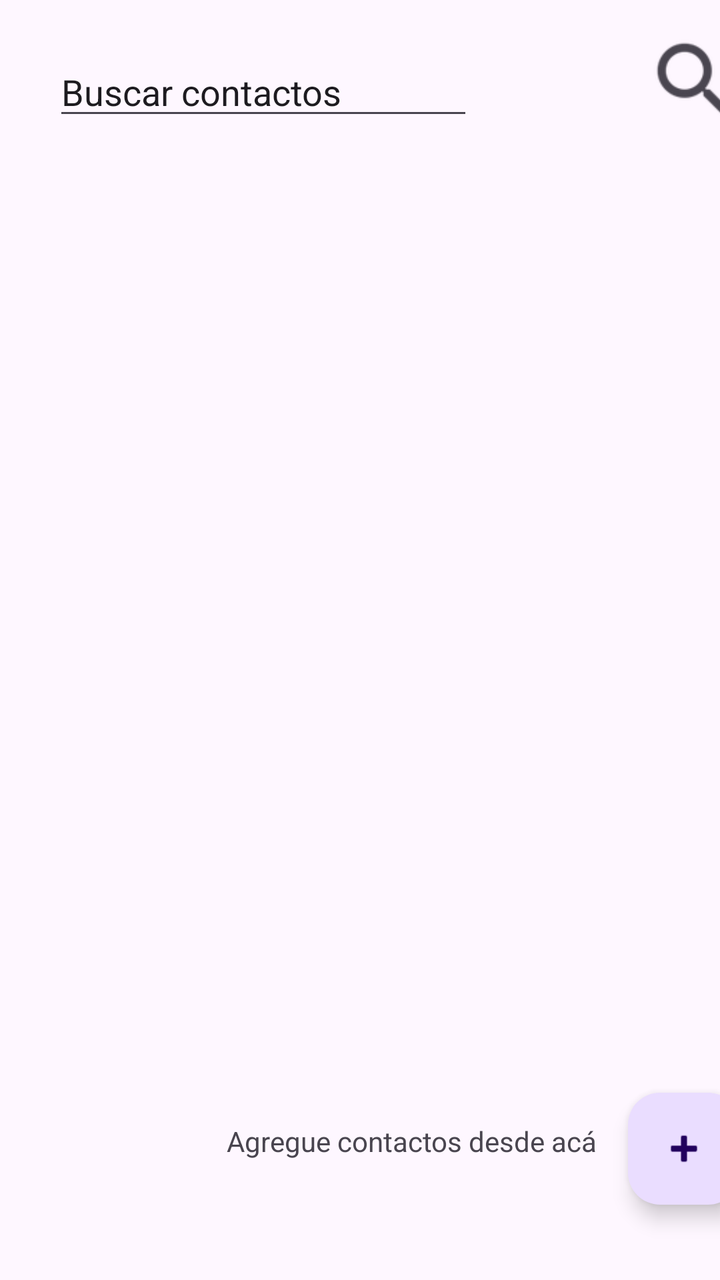
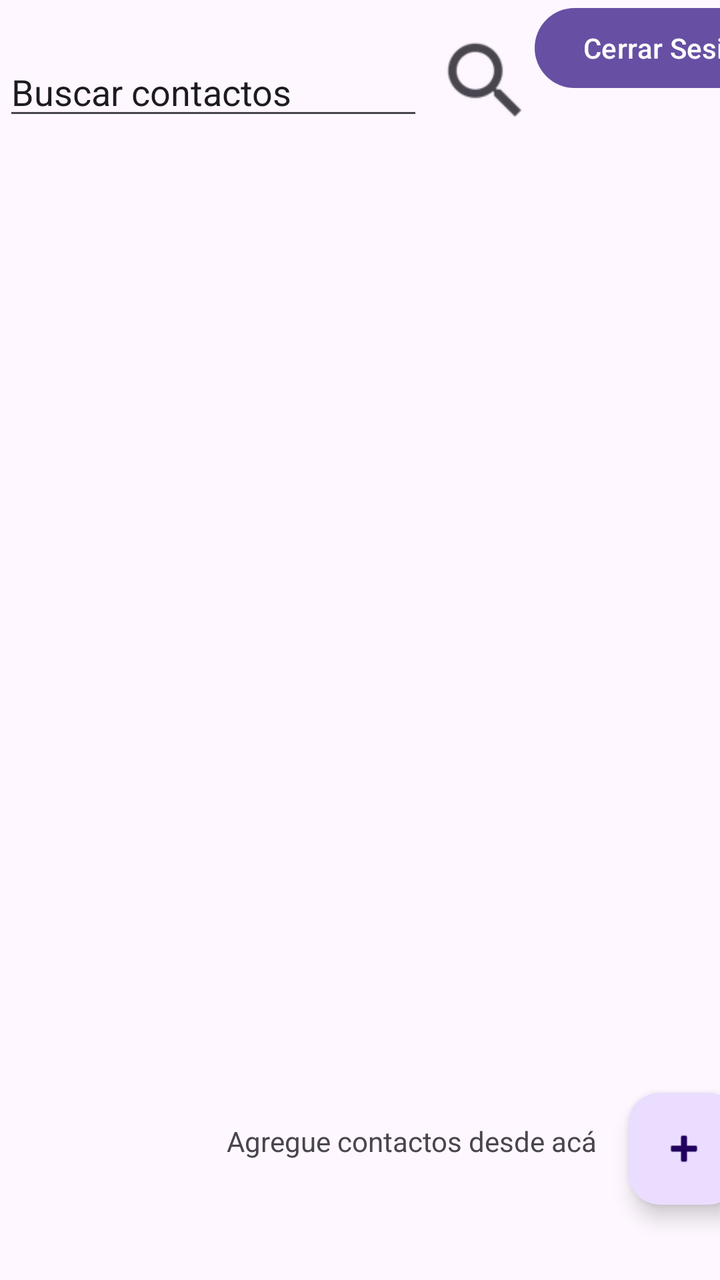

Before-and-after screenshots of an Android layout around one commit, followed by the original layout XML and the change that was made.
<!-- AndroidManifest.xml: application theme Theme.AppAO1 -->
<!-- res/layout/activity_main.xml -->
<?xml version="1.0" encoding="utf-8"?>
<androidx.constraintlayout.widget.ConstraintLayout xmlns:android="http://schemas.android.com/apk/res/android"
    xmlns:app="http://schemas.android.com/apk/res-auto"
    xmlns:tools="http://schemas.android.com/tools"


    android:layout_width="match_parent"
    android:layout_height="match_parent"
    android:foregroundTint="#373636">

    <androidx.constraintlayout.widget.ConstraintLayout
        android:id="@+id/constraintLayout"
        android:layout_width="412dp"
        android:layout_height="65dp"
        app:layout_constraintTop_toTopOf="parent"
        tools:layout_editor_absoluteX="1dp">

        <ImageButton
            android:id="@+id/btnSearch"
            android:layout_width="50dp"
            android:layout_height="50dp"
            android:layout_marginEnd="40dp"
            android:background="@null"
            android:scaleType="fitCenter"
            app:layout_constraintBottom_toBottomOf="parent"
            app:layout_constraintEnd_toEndOf="parent"
            app:srcCompat="?android:attr/actionModeWebSearchDrawable" />

        <EditText
            android:id="@+id/txtSearchBar"
            android:layout_width="wrap_content"
            android:layout_height="wrap_content"
            android:ems="10"
            android:inputType="text"
            android:text="@string/txt_search"
            app:layout_constraintBottom_toBottomOf="parent"
            app:layout_constraintEnd_toStartOf="@+id/btnSearch"
            app:layout_constraintHorizontal_bias="0.237"
            app:layout_constraintStart_toStartOf="parent" />

    </androidx.constraintlayout.widget.ConstraintLayout>

    <androidx.constraintlayout.widget.ConstraintLayout
        android:layout_width="412dp"
        android:layout_height="match_parent"
        android:layout_marginTop="65dp"
        app:layout_constraintBottom_toBottomOf="parent"
        app:layout_constraintStart_toStartOf="parent"
        app:layout_constraintTop_toBottomOf="@+id/constraintLayout"
        app:layout_constraintVertical_bias="0.0">

        <TextView
            android:id="@+id/txtEmpty"
            android:layout_width="wrap_content"
            android:layout_height="wrap_content"
            android:text="@string/txt_empty_list"
            android:visibility="gone"
            app:layout_constraintEnd_toEndOf="parent"
            app:layout_constraintHorizontal_bias="0.502"
            app:layout_constraintStart_toStartOf="parent"
            app:layout_constraintTop_toBottomOf="@+id/imgEmpty" />

        <ImageView
            android:id="@+id/imgEmpty"
            android:layout_width="108dp"
            android:layout_height="65dp"
            android:background="#000000"
            android:backgroundTint="#3DFFFFFF"
            android:visibility="gone"
            app:layout_constraintBottom_toBottomOf="parent"
            app:layout_constraintEnd_toEndOf="parent"
            app:layout_constraintStart_toStartOf="parent"
            app:layout_constraintTop_toTopOf="parent"
            app:srcCompat="@drawable/icon_notfound" />

        <com.google.android.material.floatingactionbutton.FloatingActionButton
            android:id="@+id/btnAddContact"
            android:layout_width="wrap_content"
            android:layout_height="wrap_content"
            android:layout_marginEnd="16dp"
            android:layout_marginBottom="16dp"
            android:clickable="true"
            android:visibility="visible"
            app:layout_constraintBottom_toBottomOf="parent"
            app:layout_constraintEnd_toEndOf="parent"
            app:layout_constraintHorizontal_bias="0.924"
            app:layout_constraintStart_toStartOf="parent"
            app:layout_constraintTop_toTopOf="parent"
            app:layout_constraintVertical_bias="0.957"
            app:srcCompat="@android:drawable/ic_input_add" />

        <TextView
            android:id="@+id/txtAddContact"
            android:layout_width="wrap_content"
            android:layout_height="wrap_content"
            android:layout_marginBottom="60dp"
            android:text="@string/txt_btn_new_contact"
            android:visibility="visible"
            app:layout_constraintBottom_toBottomOf="parent"
            app:layout_constraintEnd_toStartOf="@+id/btnAddContact"
            app:layout_constraintHorizontal_bias="0.882"
            app:layout_constraintStart_toStartOf="parent" />

        <androidx.recyclerview.widget.RecyclerView
            android:id="@+id/contactRList"
            android:layout_width="match_parent"
            android:layout_height="match_parent"
            app:layout_constraintBottom_toBottomOf="parent"
            app:layout_constraintEnd_toEndOf="parent"
            app:layout_constraintHorizontal_bias="0.0"
            app:layout_constraintStart_toStartOf="parent"
            app:layout_constraintTop_toTopOf="parent"
            app:layout_constraintVertical_bias="0.0" />

    </androidx.constraintlayout.widget.ConstraintLayout>

</androidx.constraintlayout.widget.ConstraintLayout>
<!-- resources referenced by this layout -->
<resources>
  <!-- drawable icon_notfound (drawable) -->
  <vector xmlns:android="http://schemas.android.com/apk/res/android"
      android:width="128dp"
      android:height="128dp"
      android:viewportWidth="24"
      android:viewportHeight="24">
    <path
        android:pathData="M12,8v4m0,4.01l0.01,-0.011M9,3H4v3m0,5v2m16,-2v2M15,3h5v3M9,21H4v-3m11,3h5v-3"
        android:strokeLineJoin="round"
        android:strokeWidth="1.5"
        android:fillColor="#00000000"
        android:strokeColor="#000000"
        android:strokeLineCap="round"/>
  </vector>
  <string name="txt_btn_new_contact">Agregue contactos desde acá</string>
  <string name="txt_empty_list">No existen contactos para mostrar</string>
  <string name="txt_search">Buscar contactos</string>
  <style name="Theme.AppAO1" parent="Base.Theme.AppAO1" />
  <style name="Base.Theme.AppAO1" parent="Theme.Material3.DayNight.NoActionBar">
          
          
      </style>
</resources>

<!-- the commit's change to res/layout/activity_main.xml (unified diff, before → after) -->
@@ -19,11 +19,10 @@
             android:id="@+id/btnSearch"
             android:layout_width="50dp"
             android:layout_height="50dp"
-            android:layout_marginEnd="40dp"
             android:background="@null"
             android:scaleType="fitCenter"
             app:layout_constraintBottom_toBottomOf="parent"
-            app:layout_constraintEnd_toEndOf="parent"
+            app:layout_constraintEnd_toStartOf="@+id/btnLogOut"
             app:srcCompat="?android:attr/actionModeWebSearchDrawable" />
 
         <EditText
@@ -37,6 +36,15 @@
             app:layout_constraintEnd_toStartOf="@+id/btnSearch"
             app:layout_constraintHorizontal_bias="0.237"
             app:layout_constraintStart_toStartOf="parent" />
+
+        <Button
+            android:id="@+id/btnLogOut"
+            android:layout_width="wrap_content"
+            android:layout_height="wrap_content"
+            android:layout_marginEnd="10dp"
+            android:text="@string/btn_log_out"
+            app:layout_constraintEnd_toEndOf="parent"
+            tools:layout_editor_absoluteY="15dp" />
 
     </androidx.constraintlayout.widget.ConstraintLayout>
 
<!-- resource entries referenced after the edit -->
@@ -14,6 +14,7 @@
         android:strokeColor="#000000"
         android:strokeLineCap="round"/>
   </vector>
+  <string name="btn_log_out">Cerrar Sesión</string>
   <string name="txt_btn_new_contact">Agregue contactos desde acá</string>
   <string name="txt_empty_list">No existen contactos para mostrar</string>
   <string name="txt_search">Buscar contactos</string>
